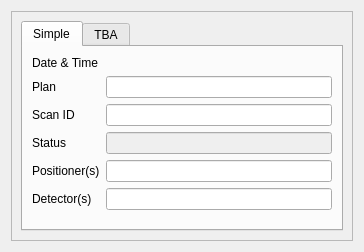
Old version of the form mdaviz/resources/mda_search.ui in the repository BCDA-APS/mdaviz.
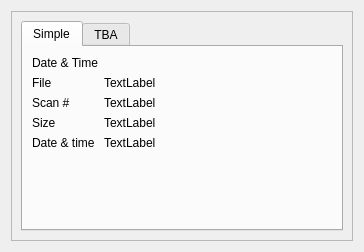
New version of the form. Custom widgets are drawn as their Qt base class.

Patch:
```diff
--- a/mdaviz/resources/mda_search.ui
+++ b/mdaviz/resources/mda_search.ui
@@ -55,14 +55,7 @@
               <string>Search for runs that match this Bluesky plan.</string>
              </property>
              <property name="text">
-              <string>Plan</string>
-             </property>
-            </widget>
-           </item>
-           <item row="1" column="1">
-            <widget class="QLineEdit" name="plan_name">
-             <property name="toolTip">
-              <string/>
+              <string>File</string>
              </property>
             </widget>
            </item>
@@ -72,70 +65,54 @@
               <string>Search for runs with this scan ID.</string>
              </property>
              <property name="text">
-              <string>Scan ID</string>
-             </property>
-            </widget>
-           </item>
-           <item row="2" column="1">
-            <widget class="QLineEdit" name="scan_id">
-             <property name="toolTip">
-              <string/>
+              <string>Scan #</string>
              </property>
             </widget>
            </item>
            <item row="3" column="0">
             <widget class="QLabel" name="status_label">
              <property name="text">
-              <string>Status</string>
-             </property>
-            </widget>
-           </item>
-           <item row="3" column="1">
-            <widget class="QLineEdit" name="status">
-             <property name="enabled">
-              <bool>false</bool>
-             </property>
-             <property name="toolTip">
-              <string>It is not possible to filter on the run Status at this time. That information comes from the stop document which is currently not searchable.</string>
+              <string>Size</string>
              </property>
             </widget>
            </item>
            <item row="4" column="0">
-            <widget class="QLabel" name="positioner_label">
-             <property name="toolTip">
-              <string>Search for runs with these motor(s). Use a comma to separate more than one name. (such as &quot;m1, m2&quot;)</string>
-             </property>
-             <property name="text">
-              <string>Positioner(s)</string>
-             </property>
-            </widget>
-           </item>
-           <item row="4" column="1">
-            <widget class="QLineEdit" name="positioners">
-             <property name="toolTip">
-              <string/>
-             </property>
-            </widget>
-           </item>
-           <item row="5" column="0">
-            <widget class="QLabel" name="detector_label">
+            <widget class="QLabel" name="date_label">
              <property name="toolTip">
               <string>Search for runs with these detector(s). Use a comma to separate more than one name. (such as &quot;diode, I0&quot;)</string>
              </property>
              <property name="text">
-              <string>Detector(s)</string>
+              <string>Date &amp; time</string>
              </property>
             </widget>
            </item>
-           <item row="5" column="1">
-            <widget class="QLineEdit" name="detectors">
-             <property name="toolTip">
-              <string/>
+           <item row="1" column="1">
+            <widget class="QLabel" name="file_name">
+             <property name="text">
+              <string>TextLabel</string>
              </property>
             </widget>
            </item>
-           <item row="0" column="1">
-            <widget class="DateTimeRangeSlider" name="date_time_widget" native="true"/>
+           <item row="2" column="1">
+            <widget class="QLabel" name="file_num">
+             <property name="text">
+              <string>TextLabel</string>
+             </property>
+            </widget>
+           </item>
+           <item row="3" column="1">
+            <widget class="QLabel" name="file_size">
+             <property name="text">
+              <string>TextLabel</string>
+             </property>
+            </widget>
+           </item>
+           <item row="4" column="1">
+            <widget class="QLabel" name="file_date">
+             <property name="text">
+              <string>TextLabel</string>
+             </property>
+            </widget>
            </item>
           </layout>
          </widget>
```
Left out of the diff: 11 changed lines with no effect on the pictures.
